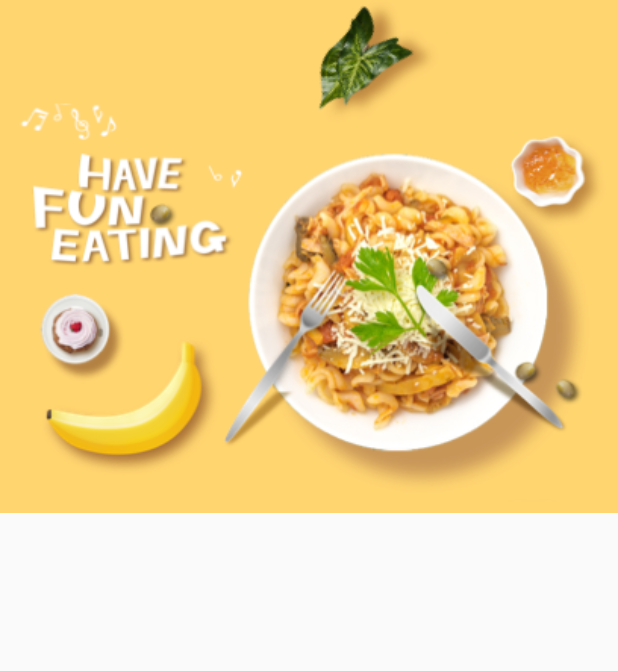
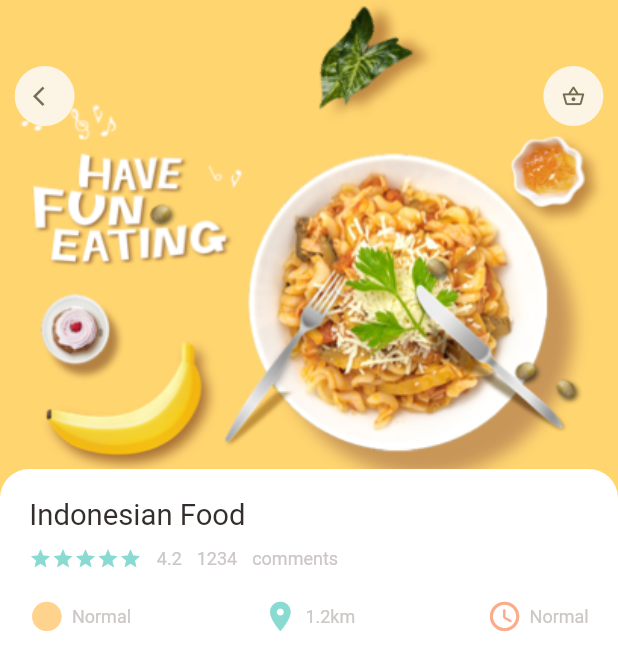
Before and after one commit to ndkvin/foodapp, a Flutter app: the screen it shows after launch, on a phone screen of 412 x 824 dp. Shown: the top 671 px of the screen. Run offline on Flutter 3.47's test engine with Material 2 defaults, Android fonts, the phone set to English and light mode, and no system bars; our stand-ins replace dots_indicator, get.

Commit message:
detail page

```diff
--- a/lib/pages/food/popular_food_detail.dart
+++ b/lib/pages/food/popular_food_detail.dart
@@ -1,7 +1,10 @@
-import 'dart:html';
-
 import 'package:flutter/material.dart';
 import 'package:foodapp/utils/dimensions.dart';
+import 'package:foodapp/widget/app_icon.dart';
+import 'package:foodapp/widget/big_text.dart';
+import 'package:foodapp/widget/icon_and_text.dart';
+import 'package:foodapp/widget/small_text.dart';
+import 'package:foodapp/utils/colors.dart';
 
 class PopularFoodDetail extends StatelessWidget {
   const PopularFoodDetail({ Key? key }) : super(key: key);
@@ -28,11 +31,105 @@ class PopularFoodDetail extends StatelessWidget {
             ),
           ),
           Positioned(
+            top: Dimensions.height45,
             left: Dimensions.width20,
             right: Dimensions.width20,
             child: Row(
-              children: [],
+              mainAxisAlignment: MainAxisAlignment.spaceBetween,
+              children: const [
+                AppIcon(
+                  icon: Icons.arrow_back_ios,
+                ),
+                AppIcon(
+                  icon: Icons.shopping_basket_outlined,
+                ),
+              ],
             ),
+          ),
+          Positioned(
+            left: 0,
+            right: 0,
+            top: Dimensions.height350-Dimensions.height30,
+            bottom: 0,
+            child: Container(
+              height: 700,
+              padding: EdgeInsets.only(
+                left: Dimensions.width40,
+                right: Dimensions.width40,
+                top: Dimensions.height20,
+              ),
+              decoration: BoxDecoration(
+                color: Colors.white,
+                borderRadius: BorderRadius.only(
+                  topLeft: Radius.circular(Dimensions.height20),
+                  topRight: Radius.circular(Dimensions.height20)
+                )
+              ),
+              child: Column(
+                crossAxisAlignment: CrossAxisAlignment.start,
+                children: [
+                  BigText(text: 'Indonesian Food'),
+                  SizedBox(
+                    height: Dimensions.height10,
+                  ),
+                  Row(
+                    children: [
+                      Wrap(
+                        children: List.generate(5, (index) {
+                            return Icon(
+                              Icons.star,
+                              color: AppColors.mainColor,
+                              size: 15,
+                            );
+                          },
+                        )
+                      ),
+                      const SizedBox(
+                        width: 10,
+                      ),
+                      SmallText(
+                        text: '4.2',
+                      ),
+                      const SizedBox(
+                        width: 10,
+                      ),
+                      SmallText(
+                        text: '1234',
+                      ),
+                      const SizedBox(
+                        width: 10,
+                      ),
+                      SmallText(
+                        text: 'comments',
+                      ),
+                    ],
+                  ),
+                  SizedBox(
+                    height: Dimensions.height20,
+                  ),
+                  Row(
+                    mainAxisAlignment: MainAxisAlignment.spaceBetween,
+                    children: [
+                      IconAndText(
+                        icon: Icons.circle_sharp,
+                        text: 'Normal',
+                        iconColor: AppColors.iconColor1,
+                      ),
+                      IconAndText(
+                        icon: Icons.location_on,
+                        text: '1.2km',
+                        iconColor: AppColors.mainColor,
+                      ),
+                      IconAndText(
+                        icon: Icons.access_time_rounded,
+                        text: 'Normal',
+                        iconColor: AppColors.iconColor2,
+                      ),
+                    ],
+                  )
+                ],
+              ),
+            )
           )
         ],
       ),
--- a/lib/utils/dimensions.dart
+++ b/lib/utils/dimensions.dart
@@ -12,6 +12,7 @@ class Dimensions {
   static double height5 = screenHeight/168.8;
   static double height10 = screenHeight/84.4;
   static double height15 = screenHeight/56.27;
+  static double height16 = screenHeight/52.75;
   static double height20 = screenHeight/42.2;
   static double height24 = screenHeight/35.17;
   static double height25 = screenHeight/33.76;
--- /dev/null
+++ b/lib/widget/app_icon.dart
@@ -0,0 +1,36 @@
+import 'package:flutter/material.dart';
+import 'package:foodapp/utils/dimensions.dart';
+
+class AppIcon extends StatelessWidget {
+
+  final IconData icon;
+  final Color backgroundColor;
+  final Color iconColor;
+  final double size;
+
+  const AppIcon({
+    Key? key,
+    required this.icon,
+    this.backgroundColor = const Color(0xfffcf4e4),
+    this.iconColor = const Color(0xff756d54),
+    this.size = 40,
+
+  }) : super(key: key);
+
+  @override
+  Widget build(BuildContext context) {
+    return Container(
+      width: size,
+      height: size,
+      decoration: BoxDecoration(
+        borderRadius: BorderRadius.circular(size/2),
+        color: backgroundColor,
+      ),
+      child: Icon(
+        icon,
+        color: iconColor,
+        size: Dimensions.height16,
+      ),
+    );
+  }
+}
```
